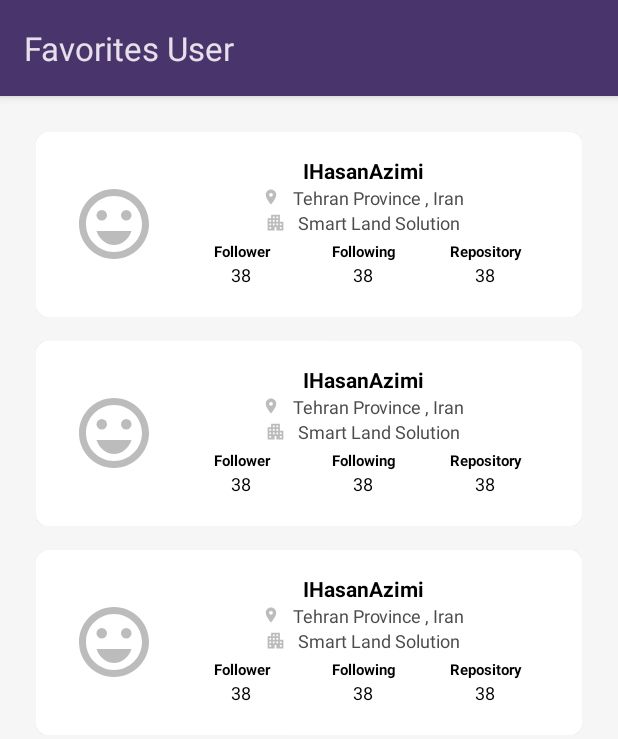
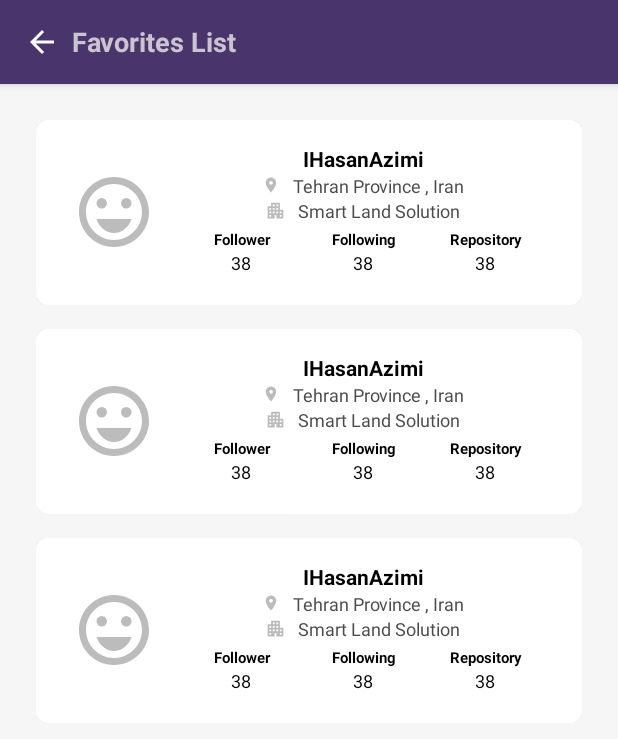
Before and after one commit to ihasanazimi/GitHub, an Android app: the layout fragment_favorites_list.xml on its own in the app's theme, with its tools: preview values and no code run, on a phone screen of 412 x 824 dp. Shown: the top 739 px of the screen. Run offline under Robolectric (Android 15) with nearby library versions, the phone set to English and light mode, and no system bars.

```diff
--- a/app/src/main/java/com/example/masir/ApplicationLoader.kt
+++ b/app/src/main/java/com/example/masir/ApplicationLoader.kt
@@ -35,7 +35,7 @@ class ApplicationLoader : Application() {
         val myModules = module {
             single { ApiService().api }
             single { RoomDB.getDataBase(this@ApplicationLoader) }
-            single { SharedUserVM(UserRepositoryImpl(RemoteUserDataSourceImpl(get()), LocalUserDataSourceImpl(get()))) }
+            factory { SharedUserVM(UserRepositoryImpl(RemoteUserDataSourceImpl(get()), LocalUserDataSourceImpl(get()))) }
         }
 
         /** 2- Start Coin By Modules... */
--- /dev/null
+++ b/app/src/main/res/drawable/baseline_arrow_back_24.xml
@@ -0,0 +1,5 @@
+<vector android:autoMirrored="true" android:height="24dp"
+    android:tint="#FFFFFF" android:viewportHeight="24"
+    android:viewportWidth="24" android:width="24dp" xmlns:android="http://schemas.android.com/apk/res/android">
+    <path android:fillColor="@android:color/white" android:pathData="M20,11H7.83l5.59,-5.59L12,4l-8,8 8,8 1.41,-1.41L7.83,13H20v-2z"/>
+</vector>
--- a/app/src/main/res/layout/fragment_favorites_list.xml
+++ b/app/src/main/res/layout/fragment_favorites_list.xml
@@ -13,12 +13,29 @@
             android:layout_width="match_parent"
             android:layout_height="wrap_content">
 
-            <androidx.appcompat.widget.Toolbar
+            <FrameLayout
                 android:id="@+id/toolbar"
                 android:layout_width="match_parent"
-                android:layout_height="wrap_content"
+                app:layout_scrollFlags="scroll|enterAlways"
+                android:layout_height="?actionBarSize"
                 android:theme="@style/Theme.Material3.Dark"
-                app:title="Favorites User" />
+                app:title="GitHub User">
+
+                <TextView
+                    android:id="@+id/btn_back"
+                    android:layout_width="wrap_content"
+                    android:layout_height="match_parent"
+                    android:gravity="center"
+                    android:layout_gravity="start|center_vertical"
+                    android:layout_marginHorizontal="@dimen/space_16"
+                    android:textStyle="bold"
+                    android:textSize="@dimen/textSize_18"
+                    android:contentDescription="@string/this_is_description"
+                    android:text="Favorites List"
+                    android:drawablePadding="@dimen/space_8"
+                    app:drawableStartCompat="@drawable/baseline_arrow_back_24" />
+
+            </FrameLayout>
 
         </com.google.android.material.appbar.AppBarLayout>
 
@@ -32,5 +49,15 @@
             app:layout_behavior="@string/appbar_scrolling_view_behavior"
             tools:listitem="@layout/item_favorite" />
 
+        <ImageView
+            android:id="@+id/not_found_image"
+            android:layout_width="100dp"
+            android:layout_height="100dp"
+            android:layout_gravity="center"
+            android:visibility="gone"
+            android:layout_marginTop="@dimen/space_64"
+            android:contentDescription="@string/this_is_description"
+            android:src="@drawable/ic_not_found_24" />
+
     </androidx.coordinatorlayout.widget.CoordinatorLayout>
 </layout>
--- a/app/src/main/res/layout/fragment_follower_following.xml
+++ b/app/src/main/res/layout/fragment_follower_following.xml
@@ -1,12 +1,13 @@
 <?xml version="1.0" encoding="utf-8"?>
 <layout xmlns:android="http://schemas.android.com/apk/res/android"
-    xmlns:app="http://schemas.android.com/apk/res-auto">
+    xmlns:app="http://schemas.android.com/apk/res-auto"
+    xmlns:tools="http://schemas.android.com/tools">
 
     <androidx.coordinatorlayout.widget.CoordinatorLayout
         android:id="@+id/rootContainer"
         android:layout_width="match_parent"
         android:layout_height="match_parent"
-        android:background="@color/gary">
+        android:background="@color/background_color">
 
         <androidx.recyclerview.widget.RecyclerView
             android:id="@+id/recyclerView"
@@ -14,6 +15,7 @@
             android:layout_height="match_parent"
             android:orientation="vertical"
             android:padding="@dimen/space_16"
+            tools:listitem="@layout/item_user"
             app:layoutManager="androidx.recyclerview.widget.LinearLayoutManager"
             app:layout_behavior="@string/appbar_scrolling_view_behavior" />
 
--- a/app/src/main/res/layout/fragment_main.xml
+++ b/app/src/main/res/layout/fragment_main.xml
@@ -53,7 +53,7 @@
                 android:layout_width="match_parent"
                 android:layout_height="wrap_content"
                 android:layout_marginHorizontal="@dimen/space_8"
-                android:layout_marginVertical="@dimen/space_8"
+                android:layout_marginBottom="@dimen/space_8"
                 android:background="@drawable/stroke_input"
                 app:queryHint="search user..." />
 
--- a/app/src/main/res/layout/item_user.xml
+++ b/app/src/main/res/layout/item_user.xml
@@ -12,7 +12,7 @@
     <com.google.android.material.card.MaterialCardView
         android:layout_width="match_parent"
         android:layout_height="wrap_content"
-        android:layout_margin="@dimen/space_8"
+        android:layout_margin="@dimen/space_4"
         app:cardCornerRadius="@dimen/space_8">
 
         <androidx.appcompat.widget.LinearLayoutCompat
```
Also changed, not shown: app/src/main/java/com/example/masir/ui/main/feachers/user/SharedUserVM.kt (+14 -5 lines), app/src/main/java/com/example/masir/ui/main/feachers/user/details/follow_lists/FollowListFragment.kt (+12 -15 lines), app/src/main/java/com/example/masir/ui/main/feachers/user/details/follow_lists/UserDetailsFragment.kt (+15 -5 lines), app/src/main/java/com/example/masir/ui/main/feachers/user/details/follow_lists/ViewPagerAdapter.kt (+16 -30 lines), app/src/main/java/com/example/masir/ui/main/feachers/user/favorites/FavoritesListFragment.kt (+12 -2 lines), app/src/main/java/com/example/masir/ui/main/feachers/user/main_screen/MainFragment.kt (+4 -4 lines), app/src/main/res/layout/fragment_user_details.xml (+72 -43 lines).
